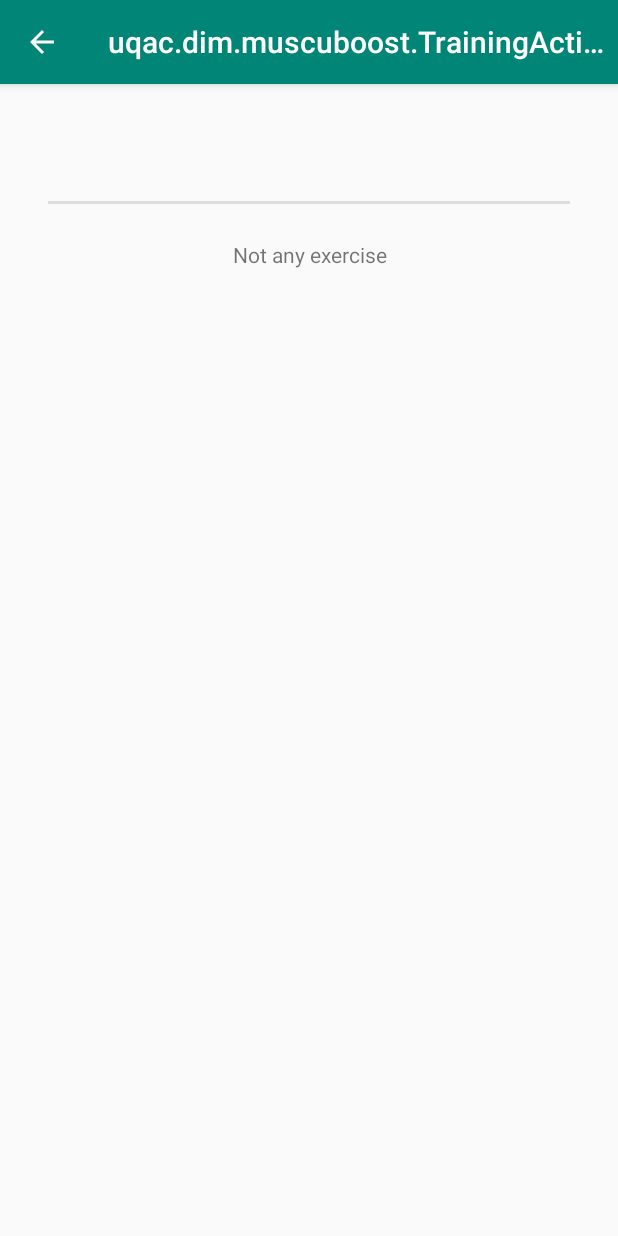
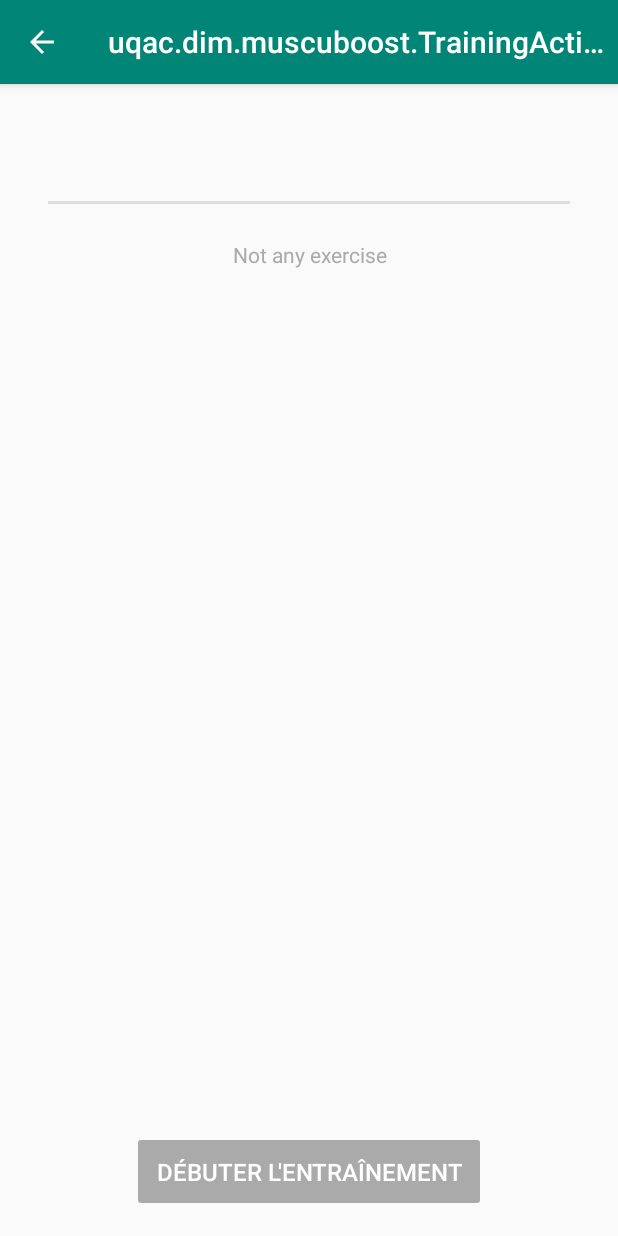
Before and after one commit to lulula1/MuscuBoost, an Android app: the TrainingActivity screen opened directly, with no data from a screen before it, on a phone screen of 412 x 824 dp. Run offline under Robolectric (Android 15) with nearby library versions, the phone set to English and light mode, and no system bars; 4 statements that could not run were skipped.

Commit message:
Intégration de l'adaptateur d'exercices + bouton de démarrage d'entrainement

```diff
--- a/app/src/main/java/uqac/dim/muscuboost/db/TrainingExerciseDAO.java
+++ b/app/src/main/java/uqac/dim/muscuboost/db/TrainingExerciseDAO.java
@@ -44,10 +44,10 @@ public class TrainingExerciseDAO extends DAOBase {
         exerciseDao.close();
     }
 
-    public void insert(Training training, Exercise exercise) {
+    public void insert(long trainingId, long exerciseId) {
         ContentValues values = new ContentValues();
-        values.put(TRAINING_ID, training.getId());
-        values.put(EXERCISE_ID, exercise.getId());
+        values.put(TRAINING_ID, trainingId);
+        values.put(EXERCISE_ID, exerciseId);
         db.insert(TABLE_NAME, null, values);
     }
 
--- a/app/src/main/res/layout/training_content.xml
+++ b/app/src/main/res/layout/training_content.xml
@@ -4,9 +4,9 @@
     xmlns:tools="http://schemas.android.com/tools"
     android:layout_width="match_parent"
     android:layout_height="match_parent"
+    android:orientation="vertical"
     app:layout_behavior="@string/appbar_scrolling_view_behavior"
     tools:context=".TrainingActivity"
-    android:orientation="vertical"
     tools:showIn="@layout/training_activity">
 
     <TextView
@@ -22,15 +22,33 @@
 
     <ListView
         android:id="@android:id/list"
-        android:layout_width="wrap_content"
-        android:layout_height="wrap_content" />
+        android:layout_width="match_parent"
+        android:layout_height="0dp"
+        android:layout_weight="1" />
 
     <TextView
         android:id="@android:id/empty"
         android:layout_width="match_parent"
+        android:layout_height="0dp"
+        android:layout_marginTop="16dp"
+        android:layout_weight="1"
+        android:gravity="center_horizontal"
+        android:text="@string/training_empty_exercise_list"
+        android:textColor="@android:color/darker_gray" />
+
+    <Button
+        android:id="@+id/start"
+        android:layout_width="wrap_content"
         android:layout_height="wrap_content"
-        android:gravity="center"
-        android:layout_marginTop="16dp"
-        android:text="@string/training_empty_exercise_list" />
+        android:layout_gravity="center_horizontal"
+        android:layout_marginTop="8dp"
+        android:layout_marginBottom="16dp"
+        android:backgroundTint="@drawable/btn"
+        android:enabled="false"
+        android:onClick="startTraining"
+        android:padding="16dp"
+        android:text="Débuter l'entraînement"
+        android:textColor="@android:color/white"
+        android:textSize="16dp" />
 
 </LinearLayout>
```
Also changed, not shown: app/src/main/java/uqac/dim/muscuboost/ScheduleActivity.java (+16 -7 lines), app/src/main/java/uqac/dim/muscuboost/TrainingActivity.java (+15 -1 lines), app/src/main/java/uqac/dim/muscuboost/ui/training/ExerciseAdapter.java (added, +49 -0 lines), app/src/main/res/layout/training_exercise_list_item.xml (added, +26 -0 lines).
